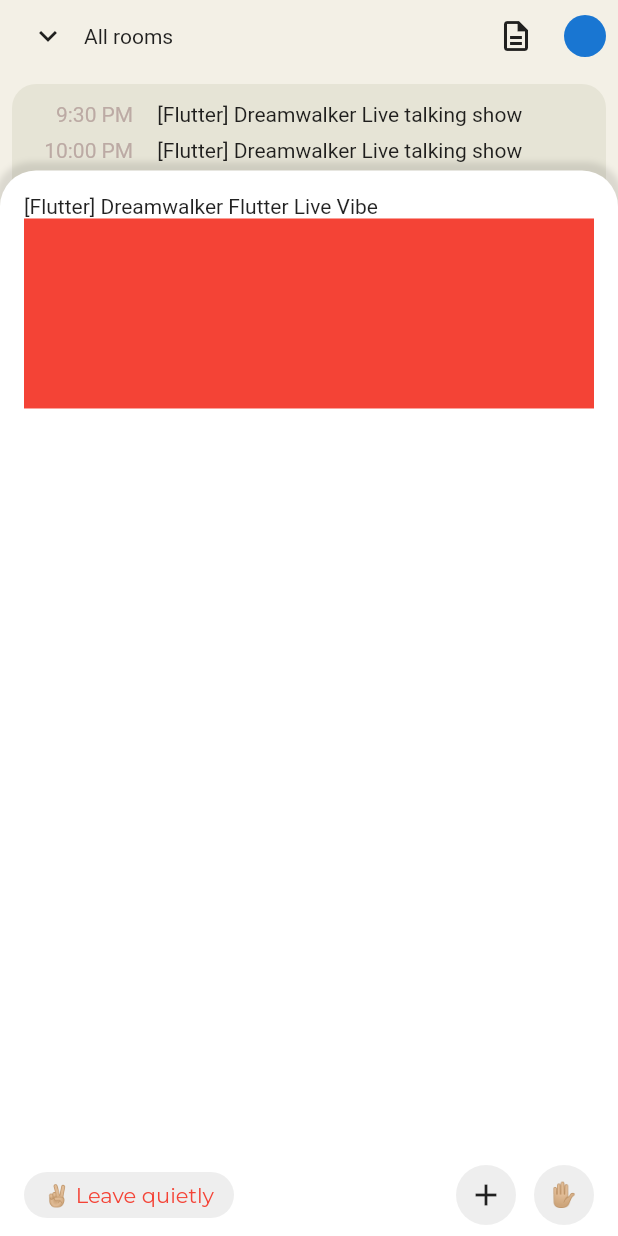
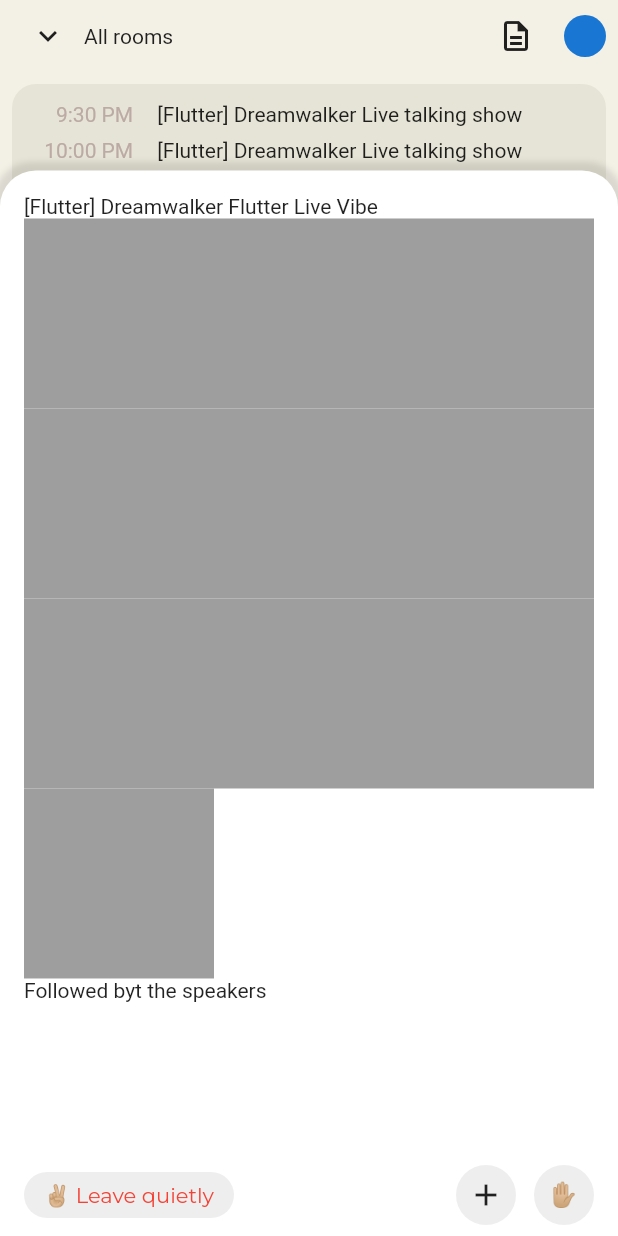
Before and after one commit to JAICHANGPARK/flutter_notebook_11th_story, a Flutter app: the screen it shows after launch, after a tap on the "apps" icon, after a tap on "+632", on a phone screen of 412 x 824 dp. Run offline on Flutter 3.47's test engine with Material 2 defaults, Android fonts, the phone set to English and light mode, and no system bars; drawn by our look-alikes of flutter_inner_drawer, flutter_slidable; our stand-ins replace backdrop, badges, google_fonts.

Commit message:
Update clubhouse_home_page.dart

```diff
--- a/lib/ep701_clubhouse/ui/clubhouse_home_page.dart
+++ b/lib/ep701_clubhouse/ui/clubhouse_home_page.dart
@@ -54,7 +54,7 @@ class _ClubhouseHomePageState extends State<ClubhouseHomePage> {
               rightAnimationType: InnerDrawerAnimation.linear,
               rightChild: RefreshIndicator(
                 onRefresh: onRefreshDrawerList,
-                child:buildAppDrawerWidget(),
+                child: buildAppDrawerWidget(),
               ),
               colorTransitionChild: Colors.transparent,
               colorTransitionScaffold: Colors.transparent,
@@ -84,10 +84,7 @@ class _ClubhouseHomePageState extends State<ClubhouseHomePage> {
               onTap: () {
                 if (!isOpen) {
                   isOpen = true;
-                  roomBottomSheetHeight = MediaQuery
-                      .of(context)
-                      .size
-                      .height / 1.16;
+                  roomBottomSheetHeight = MediaQuery.of(context).size.height / 1.16;
                 }
                 setState(() {});
               },
@@ -112,7 +109,9 @@ class _ClubhouseHomePageState extends State<ClubhouseHomePage> {
                 child: isOpen
                     ? Column(
                         children: [
-                          Expanded(flex: 12, child: Padding(
+                          Expanded(
+                              flex: 12,
+                              child: Padding(
                                 padding: const EdgeInsets.only(top: 16),
                                 child: ListView(
                                   children: [
@@ -120,17 +119,13 @@ class _ClubhouseHomePageState extends State<ClubhouseHomePage> {
                                     GridView.count(
                                       shrinkWrap: true,
                                       crossAxisCount: 3,
-                                children: [
-                                  Container(
-                                    color: Colors.red,
+                                      children: List.generate(10, (index) => Container(
+                                        decoration: BoxDecoration(
+                                          color: Colors.grey
                                         ),
-                                  Container(
-                                    color: Colors.red,
+                                      ))
                                     ),
-                                  Container(
-                                    color: Colors.red,
-                                  )
-                                ],),
+                                    Text("Followed byt the speakers", style: TextStyle(),)
                                   ],
                                 ),
                               )),
@@ -618,7 +613,7 @@ class _ClubhouseHomePageState extends State<ClubhouseHomePage> {
     );
   }
 
-  Widget buildAppDrawerWidget(){
+  Widget buildAppDrawerWidget() {
     return Column(
       children: [
         Expanded(
@@ -661,8 +656,8 @@ class _ClubhouseHomePageState extends State<ClubhouseHomePage> {
                                 bottom: 0,
                                 right: 0,
                                 child: Container(
-                                  decoration: BoxDecoration(
-                                      color: Colors.brown[400], borderRadius: BorderRadius.circular(12)),
+                                  decoration:
+                                      BoxDecoration(color: Colors.brown[400], borderRadius: BorderRadius.circular(12)),
                                 ),
                               ),
                               Positioned(
@@ -701,8 +696,7 @@ class _ClubhouseHomePageState extends State<ClubhouseHomePage> {
                         flex: 3,
                         child: Container(
                           margin: EdgeInsets.symmetric(vertical: 8),
-                          decoration: BoxDecoration(
-                              color: Colors.green[100], borderRadius: BorderRadius.circular(12)),
+                          decoration: BoxDecoration(color: Colors.green[100], borderRadius: BorderRadius.circular(12)),
                           child: Padding(
                             padding: const EdgeInsets.all(2.0),
                             child: Center(
```
Lines whose indentation alone changed are shown as unchanged.
